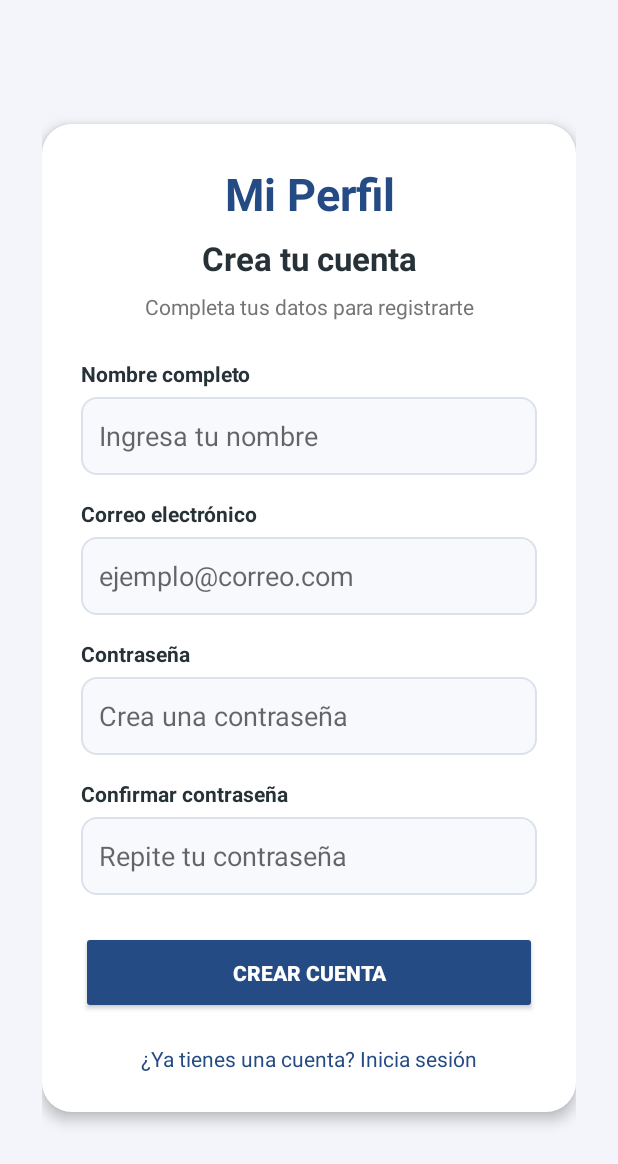
After one commit to ShofiSo/Proyecto-Registro-de-Usuarios, an Android app: the RegistroActivity screen opened directly, with no data from a screen before it, on a phone screen of 412 x 824 dp. The commit adds this screen. Shown: the top 1164 px of the screen. Run offline under Robolectric (Android 15) with nearby library versions, the phone set to English and light mode, and no system bars.

Commit message:
Cuarto Commit
Se crea en caso no se tenga cuenta.

```diff
--- a/app/src/main/AndroidManifest.xml
+++ b/app/src/main/AndroidManifest.xml
@@ -1,4 +1,4 @@
-
+<?xml version="1.0" encoding="utf-8"?>
 <manifest xmlns:android="http://schemas.android.com/apk/res/android">
 
     <application
@@ -6,19 +6,19 @@
         android:label="@string/app_name"
         android:supportsRtl="true"
         android:theme="@style/Theme.Proyecto_Registro_Usuarios">
-
         <activity
             android:name=".MainActivity"
             android:exported="true">
-
             <intent-filter>
                 <action android:name="android.intent.action.MAIN" />
 
                 <category android:name="android.intent.category.LAUNCHER" />
             </intent-filter>
-
         </activity>
-
+        <activity
+            android:name=".RegistroActivity"
+            android:exported="false"
+            android:windowSoftInputMode="adjustResize" />
     </application>
 
 </manifest>
--- a/app/src/main/java/com/davinci/proyecto_registro_usuarios/MainActivity.kt
+++ b/app/src/main/java/com/davinci/proyecto_registro_usuarios/MainActivity.kt
@@ -1,20 +1,37 @@
+
 package com.davinci.proyecto_registro_usuarios
 
+import android.content.Intent
 import android.os.Bundle
+import android.widget.TextView
 import androidx.activity.enableEdgeToEdge
 import androidx.appcompat.app.AppCompatActivity
 import androidx.core.view.ViewCompat
 import androidx.core.view.WindowInsetsCompat
 
 class MainActivity : AppCompatActivity() {
+
     override fun onCreate(savedInstanceState: Bundle?) {
         super.onCreate(savedInstanceState)
         enableEdgeToEdge()
         setContentView(R.layout.activity_main)
+
         ViewCompat.setOnApplyWindowInsetsListener(findViewById(R.id.main)) { v, insets ->
             val systemBars = insets.getInsets(WindowInsetsCompat.Type.systemBars())
-            v.setPadding(systemBars.left, systemBars.top, systemBars.right, systemBars.bottom)
+            v.setPadding(
+                systemBars.left,
+                systemBars.top,
+                systemBars.right,
+                systemBars.bottom
+            )
             insets
+        }
+
+        val tvRegistro = findViewById<TextView>(R.id.tvRegistro)
+
+        tvRegistro.setOnClickListener {
+            val intent = Intent(this, RegistroActivity::class.java)
+            startActivity(intent)
         }
     }
 }
--- /dev/null
+++ b/app/src/main/java/com/davinci/proyecto_registro_usuarios/RegistroActivity.kt
@@ -0,0 +1,36 @@
+
+package com.davinci.proyecto_registro_usuarios
+
+import android.content.Intent
+import android.os.Bundle
+import android.widget.TextView
+import androidx.activity.enableEdgeToEdge
+import androidx.appcompat.app.AppCompatActivity
+import androidx.core.view.ViewCompat
+import androidx.core.view.WindowInsetsCompat
+
+class RegistroActivity : AppCompatActivity() {
+
+    override fun onCreate(savedInstanceState: Bundle?) {
+        super.onCreate(savedInstanceState)
+        enableEdgeToEdge()
+        setContentView(R.layout.activity_registro)
+
+        ViewCompat.setOnApplyWindowInsetsListener(findViewById(R.id.main)) { v, insets ->
+            val systemBars = insets.getInsets(WindowInsetsCompat.Type.systemBars())
+            v.setPadding(
+                systemBars.left,
+                systemBars.top,
+                systemBars.right,
+                systemBars.bottom
+            )
+            insets
+        }
+
+        val tvVolverLogin = findViewById<TextView>(R.id.tvVolverLogin)
+
+        tvVolverLogin.setOnClickListener {
+            finish()
+        }
+    }
+}
--- /dev/null
+++ b/app/src/main/res/layout/activity_registro.xml
@@ -0,0 +1,149 @@
+<ScrollView xmlns:android="http://schemas.android.com/apk/res/android"
+    android:id="@+id/main"
+    android:layout_width="match_parent"
+    android:layout_height="match_parent"
+    android:background="#F3F5FA"
+    android:fillViewport="true">
+
+    <LinearLayout
+        android:layout_width="match_parent"
+        android:layout_height="wrap_content"
+        android:orientation="vertical"
+        android:gravity="center"
+        android:padding="28dp">
+
+        <LinearLayout
+            android:layout_width="match_parent"
+            android:layout_height="wrap_content"
+            android:orientation="vertical"
+            android:background="@drawable/bg_card"
+            android:elevation="5dp"
+            android:padding="26dp">
+
+            <TextView
+                android:layout_width="match_parent"
+                android:layout_height="wrap_content"
+                android:text="Mi Perfil"
+                android:textColor="#244B83"
+                android:textSize="30sp"
+                android:textStyle="bold"
+                android:gravity="center"
+                android:layout_marginBottom="8dp" />
+
+            <TextView
+                android:layout_width="match_parent"
+                android:layout_height="wrap_content"
+                android:text="Crea tu cuenta"
+                android:textColor="#263238"
+                android:textSize="22sp"
+                android:textStyle="bold"
+                android:gravity="center"
+                android:layout_marginBottom="8dp" />
+
+            <TextView
+                android:layout_width="match_parent"
+                android:layout_height="wrap_content"
+                android:text="Completa tus datos para registrarte"
+                android:textColor="#757575"
+                android:textSize="14sp"
+                android:gravity="center"
+                android:layout_marginBottom="25dp" />
+
+            <TextView
+                android:layout_width="match_parent"
+                android:layout_height="wrap_content"
+                android:text="Nombre completo"
+                android:textColor="#263238"
+                android:textStyle="bold"
+                android:layout_marginBottom="6dp" />
+
+            <EditText
+                android:id="@+id/etNombre"
+                android:layout_width="match_parent"
+                android:layout_height="52dp"
+                android:background="@drawable/bg_input"
+                android:padding="12dp"
+                android:hint="Ingresa tu nombre"
+                android:inputType="textPersonName"
+                android:layout_marginBottom="16dp" />
+
+            <TextView
+                android:layout_width="match_parent"
+                android:layout_height="wrap_content"
+                android:text="Correo electrónico"
+                android:textColor="#263238"
+                android:textStyle="bold"
+                android:layout_marginBottom="6dp" />
+
+            <EditText
+                android:id="@+id/etCorreoRegistro"
+                android:layout_width="match_parent"
+                android:layout_height="52dp"
+                android:background="@drawable/bg_input"
+                android:padding="12dp"
+                android:hint="ejemplo@correo.com"
+                android:inputType="textEmailAddress"
+                android:layout_marginBottom="16dp" />
+
+            <TextView
+                android:layout_width="match_parent"
+                android:layout_height="wrap_content"
+                android:text="Contraseña"
+                android:textColor="#263238"
+                android:textStyle="bold"
+                android:layout_marginBottom="6dp" />
+
+            <EditText
+                android:id="@+id/etPasswordRegistro"
+                android:layout_width="match_parent"
+                android:layout_height="52dp"
+                android:background="@drawable/bg_input"
+                android:padding="12dp"
+                android:hint="Crea una contraseña"
+                android:inputType="textPassword"
+                android:layout_marginBottom="16dp" />
+
+            <TextView
+                android:layout_width="match_parent"
+                android:layout_height="wrap_content"
+                android:text="Confirmar contraseña"
+                android:textColor="#263238"
+                android:textStyle="bold"
+                android:layout_marginBottom="6dp" />
+
+            <EditText
+                android:id="@+id/etConfirmarPassword"
+                android:layout_width="match_parent"
+                android:layout_height="52dp"
+                android:background="@drawable/bg_input"
+                android:padding="12dp"
+                android:hint="Repite tu contraseña"
+                android:inputType="textPassword"
+                android:layout_marginBottom="24dp" />
+
+            <Button
+                android:id="@+id/btnRegistrar"
+                android:layout_width="match_parent"
+                android:layout_height="55dp"
+                android:text="CREAR CUENTA"
+                android:textStyle="bold"
+                android:textColor="#FFFFFF"
+                android:backgroundTint="#244B83" />
+
+            <TextView
+                android:id="@+id/tvVolverLogin"
+                android:layout_width="match_parent"
+                android:layout_height="wrap_content"
+                android:text="¿Ya tienes una cuenta? Inicia sesión"
+                android:textColor="#244B83"
+                android:textSize="14sp"
+                android:gravity="center"
+                android:paddingTop="20dp"
+                android:clickable="true"
+                android:focusable="true" />
+
+        </LinearLayout>
+
+    </LinearLayout>
+
+</ScrollView>
```
